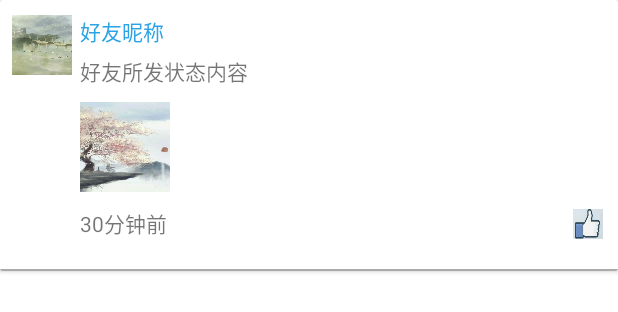
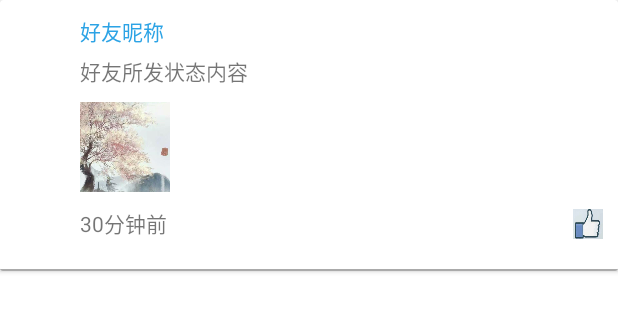
Before and after one commit to zzu-future-tech/APP-Android, an Android app: the layout listview_friends_adapter.xml on its own in the app's theme, with its tools: preview values and no code run, on a phone screen of 412 x 824 dp. Shown: the top 312 px of the screen. Run offline under Robolectric (Android 15) with nearby library versions, the light colour scheme and no system bars.

Commit message:
性能优化

```diff
--- a/app/src/main/res/layout/fragment_tab_third.xml
+++ b/app/src/main/res/layout/fragment_tab_third.xml
@@ -26,7 +26,6 @@
                 android:layout_width="match_parent"
                 android:layout_height="match_parent"
                 android:fitsSystemWindows="true"
-                android:src="@drawable/pic1"
                 android:scaleType="centerCrop"
                 app:layout_collapseMode="parallax" >
             </ImageView>
--- a/app/src/main/res/layout/listview_friends_adapter.xml
+++ b/app/src/main/res/layout/listview_friends_adapter.xml
@@ -2,6 +2,7 @@
 <android.support.v7.widget.CardView
     xmlns:android="http://schemas.android.com/apk/res/android"
     xmlns:app="http://schemas.android.com/apk/res-auto"
+    xmlns:tools="http://schemas.android.com/tools"
     android:layout_width="match_parent"
     android:layout_height="wrap_content">
 
@@ -10,16 +11,16 @@
         android:layout_height="match_parent">
 
         <ImageView
-            android:id="@+id/image2"
+            android:id="@+id/avatar"
             android:layout_width="40dp"
             android:layout_height="40dp"
-            android:background="@drawable/pic7"
             android:layout_marginLeft="8dp"
-            android:layout_marginTop="10dp"/>
+            android:layout_marginTop="10dp"
+            android:scaleType="centerCrop" />
 
         <LinearLayout
             android:id="@+id/linear1"
-            android:layout_toRightOf="@id/image2"
+            android:layout_toRightOf="@id/avatar"
             android:layout_width="wrap_content"
             android:layout_height="wrap_content"
             android:orientation="vertical"
@@ -52,21 +53,20 @@
                 android:id="@+id/friend_image"
                 android:layout_width="60dp"
                 android:layout_height="60dp"
-                android:background="@drawable/pic2" />
+                android:scaleType="centerCrop"
+                tools:srcCompat="@drawable/pic2" />
 
             <ImageView
                 android:id="@+id/friend_imag"
                 android:layout_width="60dp"
                 android:layout_height="60dp"
-                android:background="@drawable/pic8"
-                android:visibility="gone"/>
+                android:scaleType="centerCrop" />
 
             <ImageView
                 android:id="@+id/friend_ima"
                 android:layout_width="60dp"
                 android:layout_height="60dp"
-                android:background="@drawable/pic9"
-                android:visibility="gone"/>
+                android:scaleType="centerCrop" />
         </LinearLayout>
 
         <TextView
```
Also changed, not shown: app/src/main/java/com/futuretech/closet/adapter/FriendAdapter.java (+44 -3 lines), app/src/main/java/com/futuretech/closet/ui/fragment/third/ThirdTabFragment.java (+13 -1 lines).
